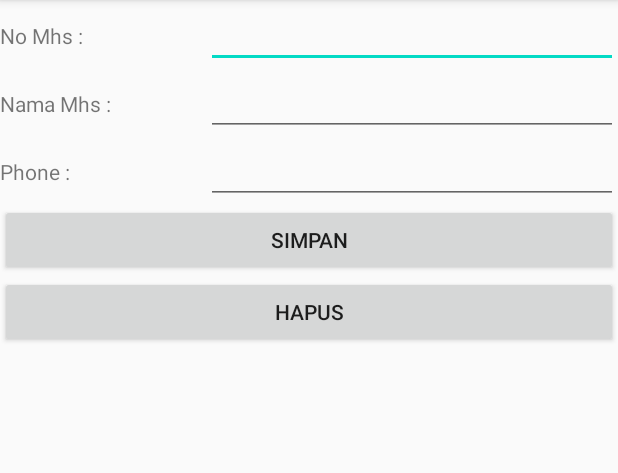
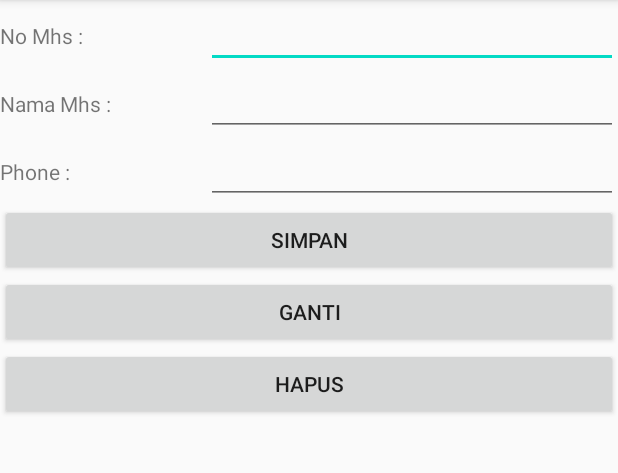
Before and after one commit to Fransiskusdeli/PemrogramanAndroid, an Android app: the fragment Fragmenttiga shown on its own in the app's theme, on a phone screen of 412 x 824 dp, the part 84-557 px from its top. Run offline under Robolectric (Android 15) with nearby library versions, the light colour scheme and no system bars; our stand-ins replace Firebase (no records; nobody signed in at launch, a user with empty details on screens opened directly).

Commit message:
Master commit (T8)

```diff
--- a/HelloWorld/app/src/main/java/com/example/helloworld/Fragmenttiga.java
+++ b/HelloWorld/app/src/main/java/com/example/helloworld/Fragmenttiga.java
@@ -43,7 +43,7 @@ public class Fragmenttiga extends Fragment {
     private EditText phoneMhs;
     private Button buttonSimpan;
     private Button buttonhps;
-
+    private Button buttonupdate;
 
 
 
@@ -98,7 +98,7 @@ public class Fragmenttiga extends Fragment {
         phoneMhs = view.findViewById(R.id.phoneMhs);
         buttonSimpan = view.findViewById(R.id.simpanButton);
         buttonhps = view.findViewById(R.id.hapusButton);
-
+        buttonupdate = view.findViewById(R.id.gantiButton);
         firebaseFirestoreDb = FirebaseFirestore.getInstance();
 
 
@@ -123,6 +123,12 @@ public class Fragmenttiga extends Fragment {
             }
         });
 
+
+        buttonupdate.setOnClickListener(new View.OnClickListener() {
+            public void onClick(View v) {
+                updateDataMahasiswa();
+            }
+        });
 
 
 
@@ -215,7 +221,25 @@ public class Fragmenttiga extends Fragment {
     }
 
     private void updateDataMahasiswa(){
-
+//        firebaseFirestoreDb.collection("DaftarMhs").document(namaMhs.getText().toString())
+//                .update("nama",namaMhs.getNama(),"nim",noMhs.getNim(),"phone",phoneMhs.getPhone())
+//                .addOnSuccessListener(new OnSuccessListener<Void>() {
+//                    @Override
+//                    public void onSuccess(Void aVoid) {
+//                        noMhs.setText("");
+//                        namaMhs.setText("");
+//                        phoneMhs.setText("");
+//                        Toast.makeText(requireActivity(), "Mahasiswa berhasil diupdate",
+//                                Toast.LENGTH_SHORT).show();
+//                    }
+//                })
+//                .addOnFailureListener(new OnFailureListener() {
+//                    @Override
+//                    public void onFailure(@NonNull Exception e) {
+//                        Toast.makeText(requireActivity(), "Error updating document: " + e.getMessage(),
+//                                Toast.LENGTH_SHORT).show();
+//                    }
+//                });
     }
 
 
--- a/HelloWorld/app/src/main/res/layout/fragment_fragmenttiga.xml
+++ b/HelloWorld/app/src/main/res/layout/fragment_fragmenttiga.xml
@@ -51,10 +51,21 @@
         android:text="Simpan"
         android:layout_width="match_parent"
         android:layout_height="wrap_content"/>
+
+    <Button
+        android:id="@+id/gantiButton"
+        android:layout_width="match_parent"
+        android:layout_height="wrap_content"
+        android:text="Ganti" />
+
+
     <Button
         android:id="@+id/hapusButton"
         android:text="Hapus"
         android:layout_width="match_parent"
         android:layout_height="wrap_content"/>
 
+
+
+
 </LinearLayout>
```
